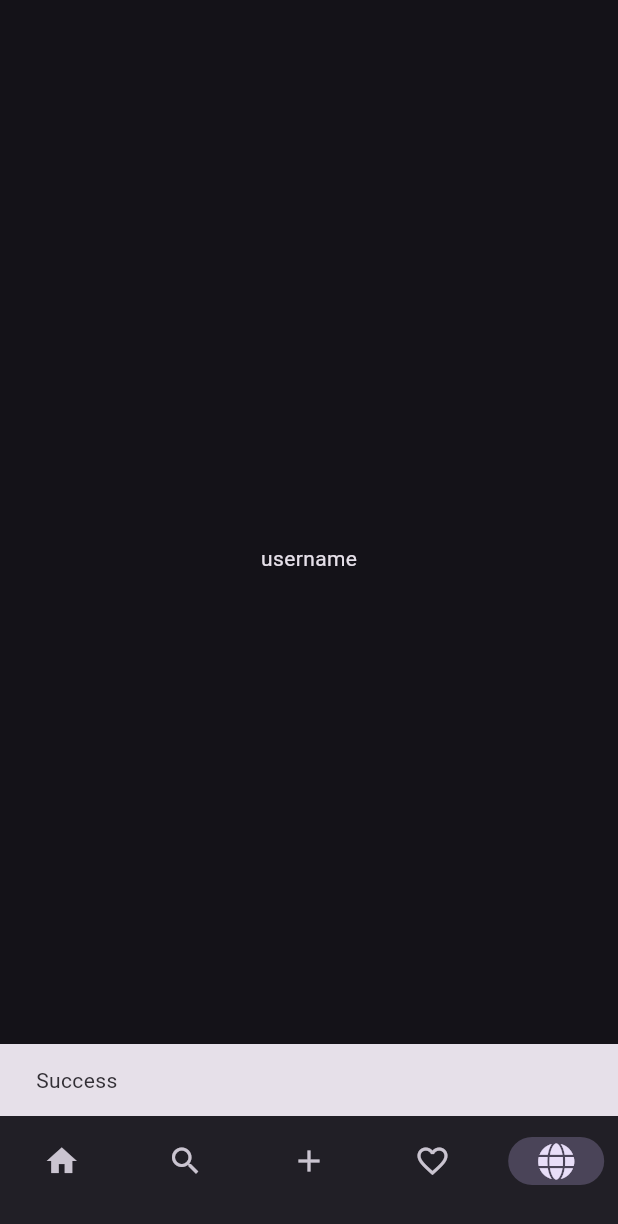
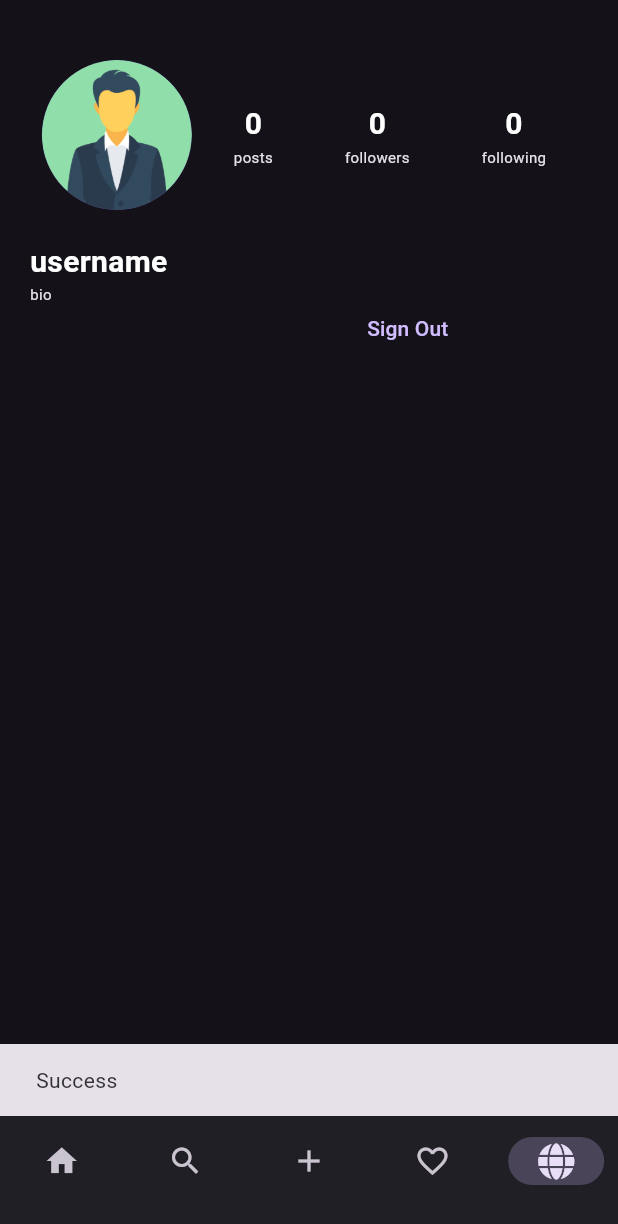
Before and after one commit to Holy-Morphism/WaveShotzz, a Flutter app: the screen it shows after launch, after a tap on "Login", on a phone screen of 412 x 824 dp. Shown: the top 1224 px of the screen. Run offline on Flutter 3.47's test engine with Material 2 defaults, Android fonts, the phone set to English and light mode, and no system bars; our stand-ins replace cloud_firestore, firebase_auth, firebase_core, firebase_storage, font_awesome_flutter, image_picker; accounts and stored records are empty; generated files the repository leaves out were written again; network calls fail.

Commit message:
User Profile Screen working

```diff
--- a/lib/constants/constants.dart
+++ b/lib/constants/constants.dart
@@ -1 +1,2 @@
 const String logo = 'assets/KYLIPP.png';
+const String defaultImage = 'assets/default.png';
--- a/lib/firebase/auth.dart
+++ b/lib/firebase/auth.dart
@@ -80,4 +80,8 @@ class AuthMethods {
       return true;
     }
   }
+
+  static void signOut() async {
+    await auth.signOut();
+  }
 }
--- a/lib/models/user.dart
+++ b/lib/models/user.dart
@@ -1,5 +1,3 @@
-import 'package:kylipp/models/post.dart';
-
 class User {
   final String username;
   final String email;
--- a/lib/screens/home_screen.dart
+++ b/lib/screens/home_screen.dart
@@ -31,12 +31,18 @@ class _HomeScreenState extends State<HomeScreen> {
 
   @override
   Widget build(BuildContext context) {
+    final mediaQuery = MediaQuery.of(context);
+
     return Scaffold(
       bottomNavigationBar: BottomNavBar(
         onDestinationSelected: changePage,
         index: currentPage,
       ),
-      body: _pages[currentPage],
+      body: SizedBox(
+          height: mediaQuery.size.height -
+              mediaQuery.padding.bottom -
+              mediaQuery.padding.top,
+          child: _pages[currentPage]),
     );
   }
 }
--- a/lib/screens/signup_screen.dart
+++ b/lib/screens/signup_screen.dart
@@ -91,8 +91,7 @@ class _SignupScreenState extends State<SignupScreen> {
                         radius: 64,
                         backgroundImage: _image != null
                             ? MemoryImage(_image!)
-                            : const AssetImage('assets/default.png')
-                                as ImageProvider),
+                            : const AssetImage(defaultImage) as ImageProvider),
                     Positioned(
                       bottom: -10,
                       left: 80,
--- /dev/null
+++ b/lib/widgets/info.dart
@@ -0,0 +1,34 @@
+import 'package:flutter/material.dart';
+
+class Info extends StatelessWidget {
+  const Info(
+      {super.key,
+      required this.title,
+      required this.subtitle,
+      this.c = CrossAxisAlignment.center});
+  final String title;
+  final String subtitle;
+  final CrossAxisAlignment c;
+
+  @override
+  Widget build(BuildContext context) {
+    return Container(
+      margin: const EdgeInsets.all(10),
+      padding: const EdgeInsets.all(10),
+      child: Column(
+        crossAxisAlignment: c,
+        children: [
+          Text(
+            title,
+            style: const TextStyle(
+                fontSize: 20, fontWeight: FontWeight.bold, color: Colors.white),
+          ),
+          Text(
+            subtitle,
+            style: const TextStyle(fontSize: 10, fontWeight: FontWeight.normal),
+          )
+        ],
+      ),
+    );
+  }
+}
--- /dev/null
+++ b/lib/widgets/profile_image.dart
@@ -0,0 +1,14 @@
+import 'package:flutter/material.dart';
+import 'package:kylipp/constants/constants.dart';
+
+class ProfileImage extends StatelessWidget {
+  const ProfileImage({super.key, this.image});
+  final ImageProvider? image;
+  @override
+  Widget build(BuildContext context) {
+    return CircleAvatar(
+      radius: 50,
+      backgroundImage: image ?? const AssetImage(defaultImage),
+    );
+  }
+}
--- a/lib/widgets/profile_page.dart
+++ b/lib/widgets/profile_page.dart
@@ -1,17 +1,89 @@
-import 'package:flutter/widgets.dart';
+import 'package:flutter/material.dart';
+import 'package:kylipp/firebase/auth.dart';
 import 'package:kylipp/providers/current_user.dart';
+import 'package:kylipp/screens/login_screen.dart';
+import 'package:kylipp/widgets/info.dart';
+import 'package:kylipp/widgets/profile_image.dart';
 import 'package:provider/provider.dart';
 
 class ProfilePage extends StatelessWidget {
-  const ProfilePage({super.key});
+  const ProfilePage({Key? key});
 
   @override
   Widget build(BuildContext context) {
-    final u = Provider.of<CurrentUser>(context);
-    u.refreshUser();
-    var user = u.user;
-    return Center(
-      child: Text(user.username),
-    );
+    final currentUser = Provider.of<CurrentUser>(context);
+    currentUser.refreshUser();
+    final user = currentUser.user;
+    void _signOut() {
+      AuthMethods.signOut();
+      Navigator.of(context).pushReplacementNamed(LoginScreen.routeName);
+    }
+
+    return LayoutBuilder(
+        builder: (context, constriants) => SizedBox(
+              height: constriants.maxHeight,
+              width: double.infinity,
+              child: SingleChildScrollView(
+                child: Column(
+                  children: [
+                    SizedBox(
+                      height: constriants.maxHeight * 0.4,
+                      child: Column(
+                        mainAxisAlignment: MainAxisAlignment.spaceEvenly,
+                        crossAxisAlignment: CrossAxisAlignment.start,
+                        children: [
+                          Container(
+                            margin: const EdgeInsets.fromLTRB(20, 40, 20, 0),
+                            child: Row(
+                              mainAxisAlignment: MainAxisAlignment.spaceEvenly,
+                              children: [
+                                ProfileImage(
+                                    image: user.profilePictureUrl != ''
+                                        ? NetworkImage(user.profilePictureUrl)
+                                        : null),
+                                Info(
+                                  title: user.posts.length.toString(),
+                                  subtitle: 'posts',
+                                ),
+                                Info(
+                                  title: user.followers.length.toString(),
+                                  subtitle: 'followers',
+                                ),
+                                Info(
+                                  title: user.following.length.toString(),
+                                  subtitle: 'following',
+                                ),
+                              ],
+                            ),
+                          ),
+                          Expanded(
+                            child: Row(
+                              mainAxisAlignment: MainAxisAlignment.start,
+                              children: [
+                                Info(
+                                  title: user.username,
+                                  subtitle: user.bio,
+                                  c: CrossAxisAlignment.start,
+                                ),
+                                Expanded(
+                                  child: TextButton(
+                                      onPressed: _signOut,
+                                      child: const Text('Sign Out')),
+                                )
+                              ],
+                            ),
+                          )
+                        ],
+                      ),
+                    ),
+                    SizedBox(
+                      height: constriants.maxHeight * 0.6,
+                      width: double.infinity,
+                      child: Container(),
+                    ),
+                  ],
+                ),
+              ),
+            ));
   }
 }
```
Also changed, not shown: assets/KYLIPP.png.
